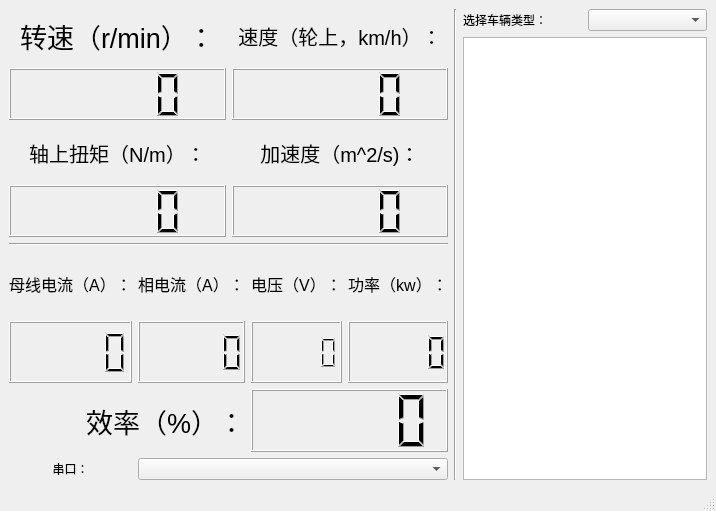
Before: the Qt Designer form mainwindow.ui in 54108/TestPlantform, drawn with Qt 5.
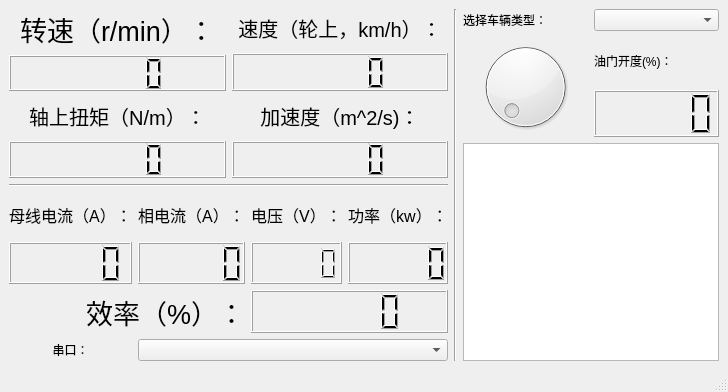
After: the same form once the commit is applied.

```diff
--- a/mainwindow.ui
+++ b/mainwindow.ui
@@ -6,8 +6,8 @@
    <rect>
     <x>0</x>
     <y>0</y>
-    <width>716</width>
-    <height>511</height>
+    <width>728</width>
+    <height>392</height>
    </rect>
   </property>
   <property name="windowTitle">
@@ -151,7 +151,14 @@
         <item>
          <layout class="QGridLayout" name="gridLayout">
           <item row="2" column="3">
-           <widget class="QLCDNumber" name="lcdNumber_gongLv"/>
+           <widget class="QLCDNumber" name="lcdNumber_gongLv">
+            <property name="sizePolicy">
+             <sizepolicy hsizetype="Preferred" vsizetype="Minimum">
+              <horstretch>0</horstretch>
+              <verstretch>0</verstretch>
+             </sizepolicy>
+            </property>
+           </widget>
           </item>
           <item row="1" column="1">
            <widget class="QLabel" name="label_2">
@@ -184,7 +191,14 @@
            </widget>
           </item>
           <item row="2" column="1">
-           <widget class="QLCDNumber" name="lcdNumber_xiangDianLiu"/>
+           <widget class="QLCDNumber" name="lcdNumber_xiangDianLiu">
+            <property name="sizePolicy">
+             <sizepolicy hsizetype="Preferred" vsizetype="Minimum">
+              <horstretch>0</horstretch>
+              <verstretch>0</verstretch>
+             </sizepolicy>
+            </property>
+           </widget>
           </item>
           <item row="4" column="0">
            <widget class="QLabel" name="label_12">
@@ -245,13 +259,27 @@
            </widget>
           </item>
           <item row="2" column="0">
-           <widget class="QLCDNumber" name="lcdNumber_muDianLiu"/>
+           <widget class="QLCDNumber" name="lcdNumber_muDianLiu">
+            <property name="sizePolicy">
+             <sizepolicy hsizetype="Preferred" vsizetype="Minimum">
+              <horstretch>0</horstretch>
+              <verstretch>0</verstretch>
+             </sizepolicy>
+            </property>
+           </widget>
           </item>
           <item row="4" column="1" colspan="3">
            <widget class="QComboBox" name="comboBox"/>
           </item>
           <item row="2" column="2">
-           <widget class="QLCDNumber" name="lcdNumber_dianYa"/>
+           <widget class="QLCDNumber" name="lcdNumber_dianYa">
+            <property name="sizePolicy">
+             <sizepolicy hsizetype="Preferred" vsizetype="Minimum">
+              <horstretch>0</horstretch>
+              <verstretch>0</verstretch>
+             </sizepolicy>
+            </property>
+           </widget>
           </item>
          </layout>
         </item>
@@ -271,9 +299,6 @@
         </item>
         <item>
          <layout class="QGridLayout" name="gridLayout_2">
-          <item row="0" column="1">
-           <widget class="QComboBox" name="comboBox_2"/>
-          </item>
           <item row="0" column="0">
            <widget class="QLabel" name="label_10">
             <property name="text">
@@ -281,9 +306,32 @@
             </property>
            </widget>
           </item>
-          <item row="1" column="0" colspan="2">
+          <item row="3" column="0" colspan="2">
            <widget class="QPlainTextEdit" name="plainTextEdit"/>
           </item>
+          <item row="0" column="1">
+           <widget class="QComboBox" name="comboBox_car"/>
+          </item>
+          <item row="1" column="1">
+           <widget class="QLabel" name="label_11">
+            <property name="text">
+             <string>油门开度(%)：</string>
+            </property>
+           </widget>
+          </item>
+          <item row="1" column="0" rowspan="2">
+           <widget class="QDial" name="dial">
+            <property name="maximum">
+             <number>100</number>
+            </property>
+            <property name="orientation">
+             <enum>Qt::Horizontal</enum>
+            </property>
+           </widget>
+          </item>
+          <item row="2" column="1">
+           <widget class="QLCDNumber" name="lcdNumber_youMen"/>
+          </item>
          </layout>
         </item>
        </layout>
```
Left out of the diff: 2 changed lines with no effect on the pictures.
